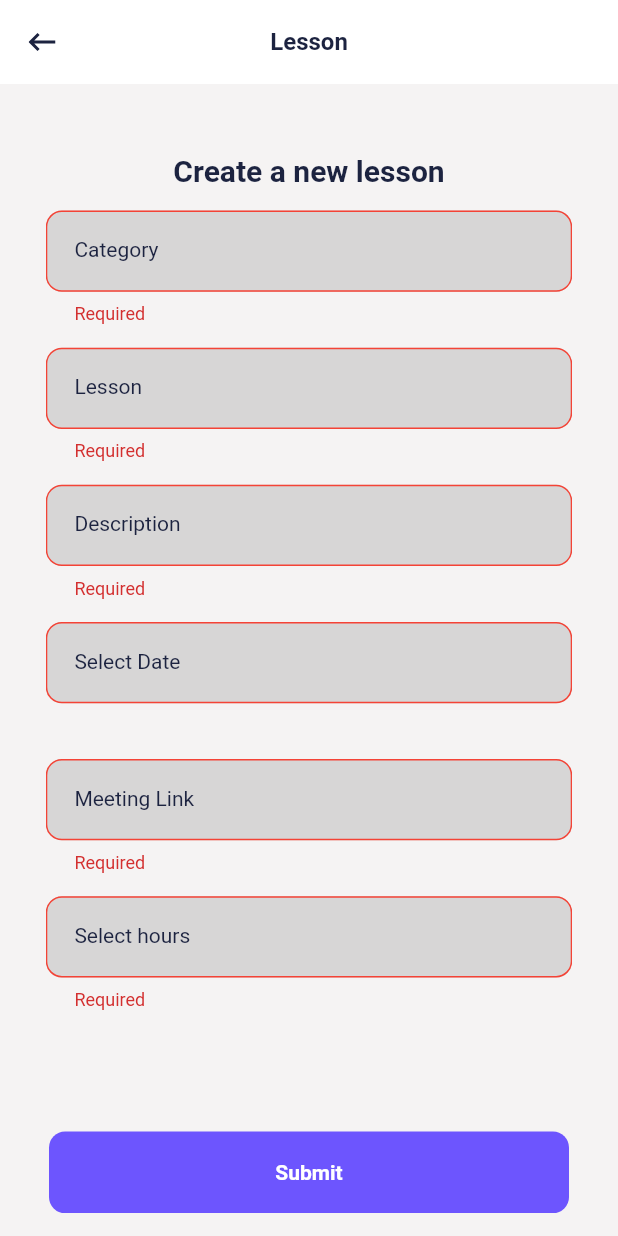
After one commit to zohaib1313/MagniJobs, a Flutter app: the TutorCreateNewLessonScreen screen opened directly, after a tap on "Submit", on a phone screen of 412 x 824 dp. The commit adds this screen. Run offline on Flutter 3.47's test engine with Material 2 defaults, Android fonts, the phone set to English and light mode, and no system bars; our stand-ins replace cached_network_image, cloud_firestore, dio, dotted_border, dropdown_search, file_picker and 11 more; missing offline and left inert: dio_cache_interceptor, dio_cache_interceptor_hive_store, flutter_stripe, simple_rich_text; accounts and stored records are empty; network calls fail; project files that could hold a hidden picture were left out.

Commit message:
create new lesson for tutor api added

```diff
--- a/lib/dio_network/APis.dart
+++ b/lib/dio_network/APis.dart
@@ -38,7 +38,6 @@ enum APIType {
   cancelApplication,
   allLessons,
   bookWithTutor,
-
   get_stripe_key,
   create_payment_intent,
   confirm_subs_payment,
@@ -48,13 +47,13 @@ enum APIType {
   interested_applicants,
   all_job_types,
   all_job_subtypes,
-  count_jobs
+  count_jobs,
+  add_new_lesson,
 }
 
 class ApiConstants {
   // static const baseUrl = "http://magnijobs.applypressure.co.uk/api/";
   static const baseUrl = "http://app.magnijobs.com/api/";
-
   static const loginUser = 'login';
   static const get_all_jobs = "all-jobs";
   static const check_my_phone_number = "check-number/";
@@ -106,6 +105,7 @@ class ApiConstants {
   static const interested_applicants = "interested-applicants";
 
   static const count_jobs = "count-jobs";
+  static const add_new_lesson = "add-new-lesson";
 
 /*  static var profilePicsBaseUrl =
       'http://magnijobs.applypressure.co.uk/profile_pics/';
--- a/lib/dio_network/api_route.dart
+++ b/lib/dio_network/api_route.dart
@@ -302,6 +302,14 @@ class APIRoute implements APIRouteConfigurable {
           method: APIMethod.get,
         );
 
+      case APIType.add_new_lesson:
+        return RequestOptions(
+          path: ApiConstants.add_new_lesson,
+          headers: headers,
+          data: body,
+          method: APIMethod.post,
+        );
+
       case APIType.all_job_types:
         return RequestOptions(
           path: ApiConstants.all_job_types,
--- a/lib/routes.dart
+++ b/lib/routes.dart
@@ -40,6 +40,7 @@ import 'package:magnijobs_rnr/view_models/profile_settings_view_model.dart';
 import 'package:magnijobs_rnr/view_models/sigin_screen_view_model.dart';
 import 'package:magnijobs_rnr/view_models/splash_screen_view_model.dart';
 import 'package:magnijobs_rnr/view_models/tutor_booking_job_view_model.dart';
+import 'package:magnijobs_rnr/view_models/tutor_create_new_lesson_controller.dart';
 import 'package:magnijobs_rnr/view_models/tutor_signup_view_model.dart';
 import 'package:magnijobs_rnr/view_models/update_candidate_profile_view_model.dart';
 import 'package:magnijobs_rnr/view_models/update_employer_profile_view_model.dart';
@@ -144,4 +145,6 @@ final List<ChangeNotifierProvider<dynamic>> multiProviders = [
       create: (_) => InterestedApplicantsViewModel()),
   ChangeNotifierProvider<MySubscriptionViewModel>(
       create: (_) => MySubscriptionViewModel()),
+  ChangeNotifierProvider<TutorCreateNewLessonViewModel>(
+      create: (_) => TutorCreateNewLessonViewModel()),
 ];
--- a/lib/screens/tutor_profile_screen.dart
+++ b/lib/screens/tutor_profile_screen.dart
@@ -7,6 +7,7 @@ import 'package:magnijobs_rnr/routes.dart';
 import 'package:magnijobs_rnr/screens/attendie_calender.dart';
 import 'package:magnijobs_rnr/screens/tutor_bookings_job_history_screen.dart';
 import 'package:magnijobs_rnr/screens/tutor_calender_screen.dart';
+import 'package:magnijobs_rnr/screens/tutuor_create_new_lesson_screen.dart';
 import 'package:magnijobs_rnr/screens/update_tutor_screen.dart';
 import 'package:magnijobs_rnr/styles.dart';
 import 'package:magnijobs_rnr/utils/user_defaults.dart';
@@ -121,7 +122,16 @@ class _TutorProfileScreenState extends State<TutorProfileScreen> {
                               "assets/icons/ic_heart_filled.svg", "Favourite"),
                           getRowProfileItem(
                               "assets/icons/ic_location_black.svg", "Address"),*/
-
+                          getRowProfileItem(
+                              "assets/icons/ic_file.svg", "Create a lesson",
+                              onTap: () {
+                            Navigator.of(myContext!).push(
+                              MaterialPageRoute(
+                                builder: (context) =>
+                                    const TutorCreateNewLessonScreen(),
+                              ),
+                            );
+                          }),
                           getRowProfileItem(
                               "assets/icons/ic_calender.svg", "Add a lesson",
                               onTap: () {
--- /dev/null
+++ b/lib/screens/tutuor_create_new_lesson_screen.dart
@@ -0,0 +1,226 @@
+import 'package:flutter/cupertino.dart';
+import 'package:flutter/material.dart';
+import 'package:flutter/services.dart';
+import 'package:flutter_screenutil/flutter_screenutil.dart';
+import 'package:magnijobs_rnr/common_widgets/app_popups.dart';
+import 'package:magnijobs_rnr/common_widgets/common_widgets.dart';
+import 'package:magnijobs_rnr/routes.dart';
+import 'package:magnijobs_rnr/styles.dart';
+import 'package:magnijobs_rnr/utils/utils.dart';
+import 'package:magnijobs_rnr/view_models/tutor_create_new_lesson_controller.dart';
+import 'package:provider/provider.dart';
+
+class TutorCreateNewLessonScreen extends StatefulWidget {
+  const TutorCreateNewLessonScreen({Key? key}) : super(key: key);
+
+  static const id = "TutorCreateNewLessonScreen";
+
+  @override
+  _TutorCreateNewLessonScreenState createState() =>
+      _TutorCreateNewLessonScreenState();
+}
+
+class _TutorCreateNewLessonScreenState
+    extends State<TutorCreateNewLessonScreen> {
+  final space = SizedBox(height: 20.h);
+  var view = Provider.of<TutorCreateNewLessonViewModel>(myContext!);
+
+  @override
+  void initState() {
+    view.resetDate();
+    super.initState();
+  }
+
+  @override
+  Widget build(BuildContext context) {
+    return AnnotatedRegion<SystemUiOverlayStyle>(
+      value: const SystemUiOverlayStyle(
+          statusBarColor: AppColor.whiteColor,
+          statusBarIconBrightness: Brightness.dark,
+          systemNavigationBarColor:
+              AppColor.whiteColor //or the color you prefer
+          ),
+      child: SafeArea(
+        child: Scaffold(
+          appBar: myAppBar(title: "Lesson", actions: []),
+          backgroundColor: AppColor.alphaGrey,
+          body: Container(
+            // height: MediaQuery.of(context).size.height * 0.8,
+            margin: EdgeInsets.only(top: 50.h, left: 40.h, right: 40.h),
+            decoration: const BoxDecoration(
+              color: AppColor.alphaGrey,
+            ),
+            child: Center(
+              child: Column(
+                children: [
+                  Expanded(
+                    child: SingleChildScrollView(
+                      physics: const BouncingScrollPhysics(),
+                      child: Padding(
+                        padding: const EdgeInsets.only(top: 8.0, bottom: 100),
+                        child: Form(
+                          key: view.formKey,
+                          child: Column(
+                            children: [
+                              Text(
+                                "Create a new lesson",
+                                style: AppTextStyles.textStyleBoldSubTitleLarge,
+                              ),
+                              space,
+                              MyTextField(
+                                leftPadding: 0,
+                                rightPadding: 0,
+                                enable: true,
+                                fillColor: AppColor.greyColor.withOpacity(0.34),
+                                textColor: AppColor.blackColor,
+                                hintColor: AppColor.blackColor,
+                                labelColor: AppColor.blackColor,
+                                hintText: "Category",
+                                controller: view.categoryController,
+                                labelText: "Category",
+                                validator: (string) {
+                                  if (string == null || string.isEmpty) {
+                                    return 'Required';
+                                  }
+                                  return null;
+                                },
+                              ),
+                              space,
+                              MyTextField(
+                                leftPadding: 0,
+                                rightPadding: 0,
+                                enable: true,
+                                fillColor: AppColor.greyColor.withOpacity(0.34),
+                                textColor: AppColor.blackColor,
+                                hintColor: AppColor.blackColor,
+                                labelColor: AppColor.blackColor,
+                                hintText: "Lesson",
+                                controller: view.lessonNameController,
+                                labelText: "Lesson",
+                                validator: (string) {
+                                  if (string == null || string.isEmpty) {
+                                    return 'Required';
+                                  }
+                                  return null;
+                                },
+                              ),
+                              space,
+                              MyTextField(
+                                leftPadding: 0,
+                                rightPadding: 0,
+                                enable: true,
+                                fillColor: AppColor.greyColor.withOpacity(0.34),
+                                textColor: AppColor.blackColor,
+                                hintColor: AppColor.blackColor,
+                                labelColor: AppColor.blackColor,
+                                hintText: "Description",
+                                controller: view.lessonDescription,
+                                labelText: "Description",
+                                validator: (string) {
+                                  if (string == null || string.isEmpty) {
+                                    return 'Required';
+                                  }
+                                  return null;
+                                },
+                              ),
+                              space,
+                              InkWell(
+                                onTap: () {
+                                  showDatePickerDialog(
+                                      context: context,
+                                      onDateSelected: ((value) {
+                                        view.selectedDateController.text =
+                                            value.toString();
+                                      }));
+                                },
+                                child: MyTextField(
+                                  leftPadding: 0,
+                                  rightPadding: 0,
+                                  enable: false,
+                                  fillColor:
+                                      AppColor.greyColor.withOpacity(0.34),
+                                  textColor: AppColor.blackColor,
+                                  hintColor: AppColor.blackColor,
+                                  labelColor: AppColor.blackColor,
+                                  hintText: "Select Date",
+                                  controller: view.selectedDateController,
+                                  labelText: "Select Date",
+                                  validator: (string) {
+                                    if (string == null || string.isEmpty) {
+                                      return 'Required';
+                                    }
+                                    return null;
+                                  },
+                                ),
+                              ),
+                              space,
+                              MyTextField(
+                                leftPadding: 0,
+                                rightPadding: 0,
+                                enable: true,
+                                fillColor: AppColor.greyColor.withOpacity(0.34),
+                                textColor: AppColor.blackColor,
+                                hintColor: AppColor.blackColor,
+                                labelColor: AppColor.blackColor,
+                                hintText: "Meeting Link",
+                                controller: view.lessonLinkController,
+                                labelText: "Meeting Link",
+                                validator: (string) {
+                                  if (string == null || string.isEmpty) {
+                                    return 'Required';
+                                  }
+                                  return null;
+                                },
+                              ),
+                              space,
+                              MyTextField(
+                                leftPadding: 0,
+                                rightPadding: 0,
+                                enable: true,
+                                keyboardType: TextInputType.number,
+                                fillColor: AppColor.greyColor.withOpacity(0.34),
+                                textColor: AppColor.blackColor,
+                                hintColor: AppColor.blackColor,
+                                labelColor: AppColor.blackColor,
+                                hintText: "Select hours",
+                                controller: view.selectedTimeController,
+                                labelText: "Select hours",
+                                validator: (string) {
+                                  if (string == null || string.isEmpty) {
+                                    return 'Required';
+                                  }
+                                  return null;
+                                },
+                              ),
+                              space,
+                            ],
+                          ),
+                        ),
+                      ),
+                    ),
+                  ),
+                  Button(
+                    buttonText: "Submit",
+                    textColor: AppColor.whiteColor,
+                    onTap: () {
+                      if (view.formKey.currentState!.validate()) {
+                        view.createLesson(
+                          completion: () {
+                            view.resetDate();
+                            AppPopUps.showAlertDialog(
+                                message: 'Lesson created');
+                          },
+                        );
+                      }
+                    },
+                  ),
+                  space,
+                ],
+              ),
+            ),
+          ),
+        ),
+      ),
+    );
+  }
+}
--- /dev/null
+++ b/lib/view_models/tutor_create_new_lesson_controller.dart
@@ -0,0 +1,63 @@
+import 'package:flutter/material.dart';
+
+import '../common_widgets/app_popups.dart';
+import '../dio_network/APis.dart';
+import '../dio_network/api_client.dart';
+import '../dio_network/api_response.dart';
+import '../dio_network/api_route.dart';
+import '../routes.dart';
+
+class TutorCreateNewLessonViewModel extends ChangeNotifier {
+  TextEditingController categoryController = TextEditingController();
+  TextEditingController lessonNameController = TextEditingController();
+  TextEditingController lessonDescription = TextEditingController();
+  TextEditingController lessonLinkController = TextEditingController();
+  TextEditingController selectedDateController = TextEditingController();
+  TextEditingController selectedTimeController = TextEditingController();
+
+  final formKey = GlobalKey<FormState>();
+
+  void resetDate() {
+    categoryController.clear();
+    lessonNameController.clear();
+    lessonDescription.clear();
+    lessonLinkController.clear();
+    selectedDateController.clear();
+    selectedTimeController.clear();
+  }
+
+  createLesson({required completion}) async {
+    AppPopUps().showProgressDialog(context: myContext);
+    Map<String, dynamic> body = {
+      "category": categoryController.text,
+      "lesson": lessonNameController.text,
+      "description": lessonDescription.text,
+      "lesson_date": selectedDateController.text,
+      "lesson_time": selectedTimeController.text,
+      "meeting_link": lessonLinkController.text
+    };
+
+    var client = APIClient(isCache: false, baseUrl: ApiConstants.baseUrl);
+    client
+        .request(
+            route: APIRoute(
+              APIType.add_new_lesson,
+              body: body,
+            ),
+            create: () => APIResponse(decoding: false),
+            apiFunction: createLesson)
+        .then((response) {
+      AppPopUps().dissmissDialog();
+      completion();
+    }).catchError((error) {
+      AppPopUps().dissmissDialog();
+      AppPopUps().showErrorPopUp(
+          title: 'Error',
+          error: error.toString(),
+          onButtonPressed: () {
+            Navigator.of(myContext!).pop();
+          });
+      return Future.value(null);
+    });
+  }
+}
```
